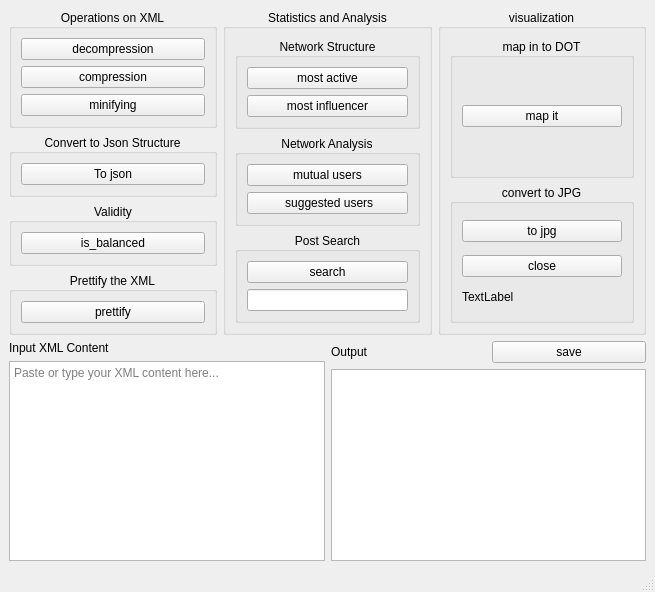
Abobakr146/DSA_Project, file Gui/mainwindow.ui: the form before one commit.
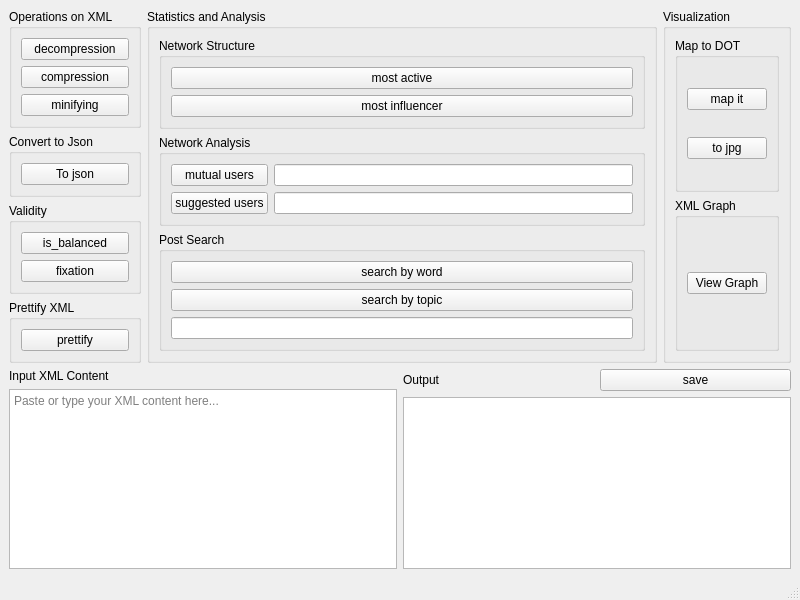
The form after the commit.

Patch:
```diff
--- a/Gui/mainwindow.ui
+++ b/Gui/mainwindow.ui
@@ -6,8 +6,8 @@
    <rect>
     <x>0</x>
     <y>0</y>
-    <width>655</width>
-    <height>508</height>
+    <width>800</width>
+    <height>600</height>
    </rect>
   </property>
   <property name="windowTitle">
@@ -24,18 +24,9 @@
           <property name="title">
            <string>Operations on XML</string>
           </property>
-          <property name="alignment">
-           <set>Qt::AlignmentFlag::AlignCenter</set>
-          </property>
           <layout class="QGridLayout" name="gridLayout_8">
            <item row="0" column="0">
             <widget class="QPushButton" name="pushButton_4">
-             <property name="sizePolicy">
-              <sizepolicy hsizetype="Preferred" vsizetype="Fixed">
-               <horstretch>0</horstretch>
-               <verstretch>0</verstretch>
-              </sizepolicy>
-             </property>
              <property name="text">
               <string>decompression</string>
              </property>
@@ -43,12 +34,6 @@
            </item>
            <item row="1" column="0">
             <widget class="QPushButton" name="pushButton_3">
-             <property name="sizePolicy">
-              <sizepolicy hsizetype="Preferred" vsizetype="Fixed">
-               <horstretch>0</horstretch>
-               <verstretch>0</verstretch>
-              </sizepolicy>
-             </property>
              <property name="text">
               <string>compression</string>
              </property>
@@ -56,12 +41,6 @@
            </item>
            <item row="2" column="0">
             <widget class="QPushButton" name="pushButton_5">
-             <property name="sizePolicy">
-              <sizepolicy hsizetype="Preferred" vsizetype="Fixed">
-               <horstretch>0</horstretch>
-               <verstretch>0</verstretch>
-              </sizepolicy>
-             </property>
              <property name="text">
               <string>minifying</string>
              </property>
@@ -73,20 +52,11 @@
         <item>
          <widget class="QGroupBox" name="groupBox_2">
           <property name="title">
-           <string>Convert to Json Structure</string>
-          </property>
-          <property name="alignment">
-           <set>Qt::AlignmentFlag::AlignCenter</set>
+           <string>Convert to Json</string>
           </property>
           <layout class="QGridLayout" name="gridLayout_9">
            <item row="0" column="0">
             <widget class="QPushButton" name="pushButton_2">
-             <property name="sizePolicy">
-              <sizepolicy hsizetype="Preferred" vsizetype="Fixed">
-               <horstretch>0</horstretch>
-               <verstretch>0</verstretch>
-              </sizepolicy>
-             </property>
              <property name="text">
               <string>To json</string>
              </property>
@@ -100,43 +70,32 @@
           <property name="title">
            <string>Validity</string>
           </property>
-          <property name="alignment">
-           <set>Qt::AlignmentFlag::AlignCenter</set>
-          </property>
           <layout class="QGridLayout" name="gridLayout_10">
            <item row="0" column="0">
             <widget class="QPushButton" name="pushButton">
-             <property name="sizePolicy">
-              <sizepolicy hsizetype="Preferred" vsizetype="Fixed">
-               <horstretch>0</horstretch>
-               <verstretch>0</verstretch>
-              </sizepolicy>
-             </property>
              <property name="text">
               <string>is_balanced</string>
              </property>
             </widget>
            </item>
+           <item row="1" column="0">
+            <widget class="QPushButton" name="pushButton_fixation">
+             <property name="text">
+              <string>fixation</string>
+             </property>
+            </widget>
+           </item>
           </layout>
          </widget>
         </item>
         <item>
          <widget class="QGroupBox" name="groupBox_3">
           <property name="title">
-           <string>Prettify the XML</string>
-          </property>
-          <property name="alignment">
-           <set>Qt::AlignmentFlag::AlignCenter</set>
+           <string>Prettify XML</string>
           </property>
           <layout class="QGridLayout" name="gridLayout_11">
            <item row="0" column="0">
             <widget class="QPushButton" name="pushButton_6">
-             <property name="sizePolicy">
-              <sizepolicy hsizetype="Preferred" vsizetype="Fixed">
-               <horstretch>0</horstretch>
-               <verstretch>0</verstretch>
-              </sizepolicy>
-             </property>
              <property name="text">
               <string>prettify</string>
              </property>
@@ -152,27 +111,15 @@
         <property name="title">
          <string>Statistics and Analysis</string>
         </property>
-        <property name="alignment">
-         <set>Qt::AlignmentFlag::AlignCenter</set>
-        </property>
         <layout class="QVBoxLayout" name="verticalLayout_2">
          <item>
           <widget class="QGroupBox" name="groupBox_5">
            <property name="title">
             <string>Network Structure</string>
            </property>
-           <property name="alignment">
-            <set>Qt::AlignmentFlag::AlignCenter</set>
-           </property>
            <layout class="QGridLayout" name="gridLayout_2">
             <item row="0" column="0">
              <widget class="QPushButton" name="pushButton_11">
-              <property name="sizePolicy">
-               <sizepolicy hsizetype="Preferred" vsizetype="Fixed">
-                <horstretch>0</horstretch>
-                <verstretch>0</verstretch>
-               </sizepolicy>
-              </property>
               <property name="text">
                <string>most active</string>
               </property>
@@ -180,12 +127,6 @@
             </item>
             <item row="1" column="0">
              <widget class="QPushButton" name="pushButton_9">
-              <property name="sizePolicy">
-               <sizepolicy hsizetype="Preferred" vsizetype="Fixed">
-                <horstretch>0</horstretch>
-                <verstretch>0</verstretch>
-               </sizepolicy>
-              </property>
               <property name="text">
                <string>most influencer</string>
               </property>
@@ -199,36 +140,27 @@
            <property name="title">
             <string>Network Analysis</string>
            </property>
-           <property name="alignment">
-            <set>Qt::AlignmentFlag::AlignCenter</set>
-           </property>
            <layout class="QGridLayout" name="gridLayout_6">
-            <item row="1" column="0">
-             <widget class="QPushButton" name="pushButton_12">
-              <property name="sizePolicy">
-               <sizepolicy hsizetype="Preferred" vsizetype="Fixed">
-                <horstretch>0</horstretch>
-                <verstretch>0</verstretch>
-               </sizepolicy>
-              </property>
-              <property name="text">
-               <string> suggested users</string>
-              </property>
-             </widget>
-            </item>
             <item row="0" column="0">
-             <widget class="QPushButton" name="pushButton_10">
-              <property name="sizePolicy">
-               <sizepolicy hsizetype="Preferred" vsizetype="Fixed">
-                <horstretch>0</horstretch>
-                <verstretch>0</verstretch>
-               </sizepolicy>
-              </property>
+             <widget class="QPushButton" name="pushButton_mutual">
               <property name="text">
                <string>mutual users</string>
               </property>
              </widget>
             </item>
+            <item row="0" column="1">
+             <widget class="QLineEdit" name="lineEdit_mutual"/>
+            </item>
+            <item row="1" column="0">
+             <widget class="QPushButton" name="pushButton_suggest">
+              <property name="text">
+               <string>suggested users</string>
+              </property>
+             </widget>
+            </item>
+            <item row="1" column="1">
+             <widget class="QLineEdit" name="lineEdit_suggest"/>
+            </item>
            </layout>
           </widget>
          </item>
@@ -237,33 +169,24 @@
            <property name="title">
             <string>Post Search</string>
            </property>
-           <property name="alignment">
-            <set>Qt::AlignmentFlag::AlignCenter</set>
-           </property>
            <layout class="QGridLayout" name="gridLayout_5">
             <item row="0" column="0">
-             <widget class="QPushButton" name="pushButton_13">
-              <property name="sizePolicy">
-               <sizepolicy hsizetype="Preferred" vsizetype="Fixed">
-                <horstretch>0</horstretch>
-                <verstretch>0</verstretch>
-               </sizepolicy>
-              </property>
+             <widget class="QPushButton" name="pushButton_searchWord">
               <property name="text">
-               <string>search</string>
+               <string>search by word</string>
               </property>
              </widget>
             </item>
             <item row="1" column="0">
-             <widget class="QLineEdit" name="lineEdit">
-              <property name="sizePolicy">
-               <sizepolicy hsizetype="Preferred" vsizetype="Fixed">
-                <horstretch>0</horstretch>
-                <verstretch>0</verstretch>
-               </sizepolicy>
+             <widget class="QPushButton" name="pushButton_searchTopic">
+              <property name="text">
+               <string>search by topic</string>
               </property>
              </widget>
             </item>
+            <item row="2" column="0">
+             <widget class="QLineEdit" name="lineEdit_postSearch"/>
+            </item>
            </layout>
           </widget>
          </item>
@@ -273,85 +196,45 @@
       <item>
        <widget class="QGroupBox" name="groupBox_9">
         <property name="title">
-         <string>visualization</string>
-        </property>
-        <property name="alignment">
-         <set>Qt::AlignmentFlag::AlignCenter</set>
+         <string>Visualization</string>
         </property>
         <layout class="QGridLayout" name="gridLayout_7">
+         <item row="1" column="0">
+          <widget class="QGroupBox" name="groupBox_11">
+           <property name="title">
+            <string>XML Graph</string>
+           </property>
+           <layout class="QGridLayout" name="gridLayout_4">
+            <item row="1" column="0">
+             <widget class="QPushButton" name="pushButton_14">
+              <property name="text">
+               <string>View Graph</string>
+              </property>
+             </widget>
+            </item>
+           </layout>
+          </widget>
+         </item>
          <item row="0" column="0">
           <widget class="QGroupBox" name="groupBox_10">
            <property name="title">
-            <string>map in to DOT</string>
-           </property>
-           <property name="alignment">
-            <set>Qt::AlignmentFlag::AlignCenter</set>
+            <string>Map to DOT</string>
            </property>
            <layout class="QGridLayout" name="gridLayout_3">
             <item row="0" column="0">
              <widget class="QPushButton" name="pushButton_8">
-              <property name="sizePolicy">
-               <sizepolicy hsizetype="Preferred" vsizetype="Fixed">
-                <horstretch>0</horstretch>
-                <verstretch>0</verstretch>
-               </sizepolicy>
-              </property>
               <property name="text">
                <string>map it</string>
               </property>
              </widget>
             </item>
-           </layout>
-          </widget>
-         </item>
-         <item row="1" column="0">
-          <widget class="QGroupBox" name="groupBox_11">
-           <property name="title">
-            <string>convert to JPG</string>
-           </property>
-           <property name="alignment">
-            <set>Qt::AlignmentFlag::AlignCenter</set>
-           </property>
-           <layout class="QGridLayout" name="gridLayout_4">
-            <property name="horizontalSpacing">
-             <number>5</number>
-            </property>
-            <property name="verticalSpacing">
-             <number>6</number>
-            </property>
-            <item row="2" column="0">
-             <widget class="QLabel" name="imageLabel">
-              <property name="sizePolicy">
-               <sizepolicy hsizetype="Preferred" vsizetype="Fixed">
-                <horstretch>0</horstretch>
-                <verstretch>0</verstretch>
-               </sizepolicy>
-              </property>
-              <property name="text">
-               <string>TextLabel</string>
-              </property>
-             </widget>
-            </item>
-            <item row="0" column="0">
+            <item row="1" column="0">
              <widget class="QPushButton" name="pushButton_15">
-              <property name="sizePolicy">
-               <sizepolicy hsizetype="Preferred" vsizetype="Fixed">
-                <horstretch>0</horstretch>
-                <verstretch>0</verstretch>
-               </sizepolicy>
-              </property>
               <property name="text">
                <string>to jpg</string>
               </property>
              </widget>
             </item>
-            <item row="1" column="0">
-             <widget class="QPushButton" name="pushButton_14">
-              <property name="text">
-               <string>close</string>
-              </property>
-             </widget>
-            </item>
            </layout>
           </widget>
          </item>
@@ -366,12 +249,6 @@
        <layout class="QVBoxLayout" name="verticalLayout_4">
         <item>
          <widget class="QLabel" name="label">
-          <property name="sizePolicy">
-           <sizepolicy hsizetype="Preferred" vsizetype="Fixed">
-            <horstretch>0</horstretch>
-            <verstretch>0</verstretch>
-           </sizepolicy>
-          </property>
           <property name="text">
            <string>Input XML Content</string>
           </property>
@@ -379,12 +256,6 @@
         </item>
         <item>
          <widget class="QTextEdit" name="textEdit">
-          <property name="sizePolicy">
-           <sizepolicy hsizetype="Expanding" vsizetype="Minimum">
-            <horstretch>0</horstretch>
-            <verstretch>0</verstretch>
-           </sizepolicy>
-          </property>
           <property name="placeholderText">
            <string>Paste or type your XML content here...</string>
           </property>
@@ -398,12 +269,6 @@
          <layout class="QHBoxLayout" name="horizontalLayout">
           <item>
            <widget class="QLabel" name="label_2">
-            <property name="sizePolicy">
-             <sizepolicy hsizetype="Preferred" vsizetype="Fixed">
-              <horstretch>0</horstretch>
-              <verstretch>0</verstretch>
-             </sizepolicy>
-            </property>
             <property name="text">
              <string>Output</string>
             </property>
@@ -411,12 +276,6 @@
           </item>
           <item>
            <widget class="QPushButton" name="pushButton_7">
-            <property name="sizePolicy">
-             <sizepolicy hsizetype="Preferred" vsizetype="Fixed">
-              <horstretch>0</horstretch>
-              <verstretch>0</verstretch>
-             </sizepolicy>
-            </property>
             <property name="text">
              <string>save</string>
             </property>
@@ -426,12 +285,6 @@
         </item>
         <item>
          <widget class="QTextEdit" name="textEdit_2">
-          <property name="sizePolicy">
-           <sizepolicy hsizetype="Expanding" vsizetype="Minimum">
-            <horstretch>0</horstretch>
-            <verstretch>0</verstretch>
-           </sizepolicy>
-          </property>
           <property name="readOnly">
            <bool>true</bool>
           </property>
```
Left out of the diff: 6 changed lines with no effect on the pictures.
